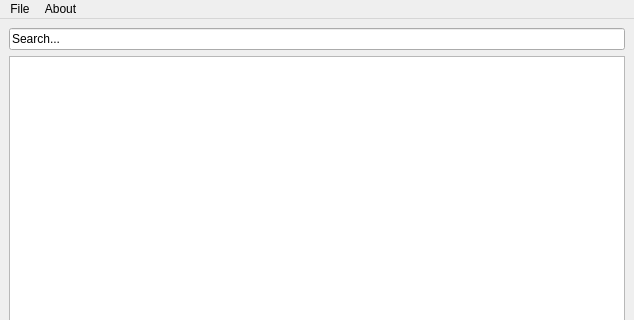
Old version of the form dwarf.ui in the repository Alexwrichard/dorftome; both pictures show x 0 to 634 and y 0 to 320 of the 634 by 618 pixel window.
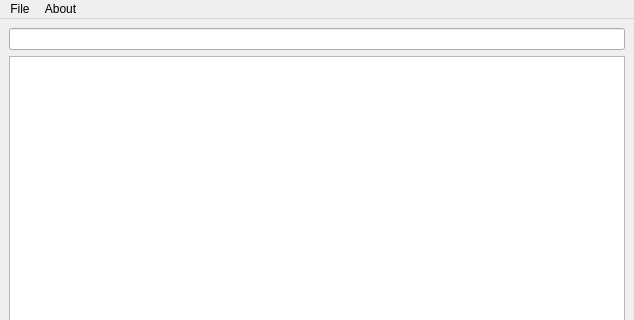
New version of the form.

The edit to the form file:
```diff
--- a/dwarf.ui
+++ b/dwarf.ui
@@ -29,7 +29,7 @@
       <item row="0" column="0">
        <widget class="QLineEdit" name="lineEdit">
         <property name="text">
-         <string>Search...</string>
+         <string/>
         </property>
        </widget>
       </item>
```
Left out of the diff: 7 changed lines with no effect on the pictures.
